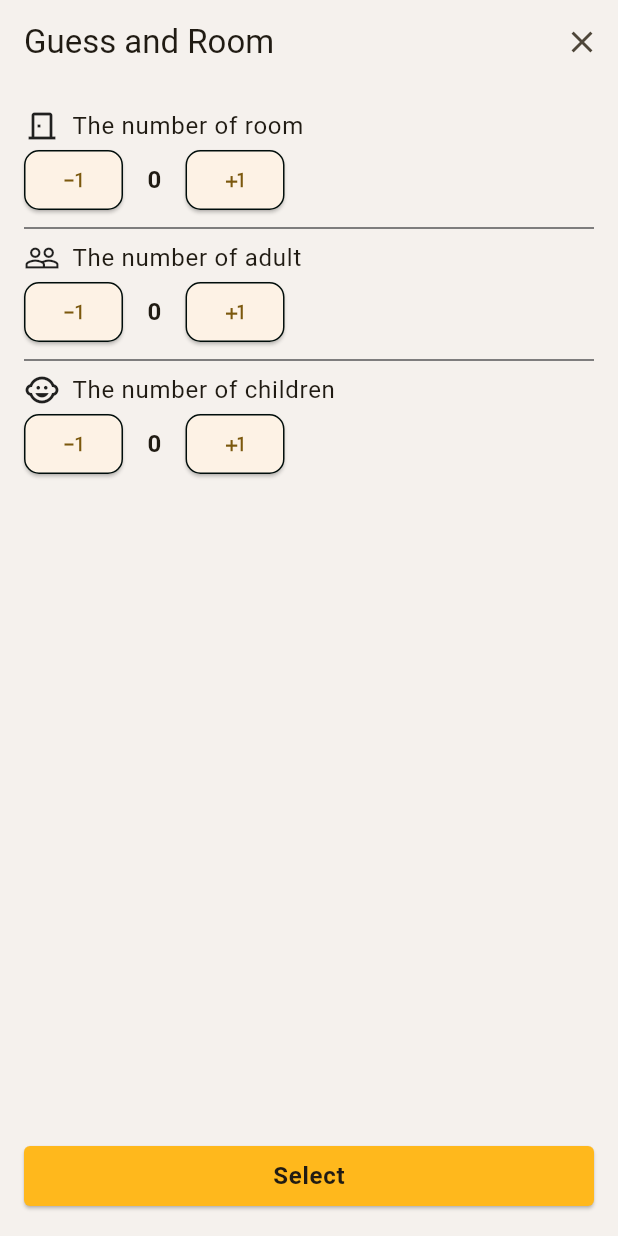
After one commit to tghhyda/n100_hotel_booking, a Flutter app: the SearchRoomDetail screen opened directly, on a phone screen of 412 x 824 dp. The commit adds this screen. Run offline on Flutter 3.47's test engine with Material 2 defaults, Android fonts, the phone set to English and light mode, and no system bars; our stand-ins replace cloud_firestore, dropdown_button2, firebase_auth, firebase_core, firebase_storage, get and 3 more; accounts and stored records are empty.

Commit message:
search room

```diff
--- a/lib/components/button/app_filled_button_widget.dart
+++ b/lib/components/button/app_filled_button_widget.dart
@@ -104,7 +104,6 @@ class AppFilledButtonWidget extends AppButtonBaseBuilder {
                   padding: EdgeInsets.all(buttonPadding), child: _prefixIcon),
             ),
           )
-        //TODO : improve circle button
         : Container(
             decoration: BoxDecoration(
                 shape: BoxShape.circle,
--- a/lib/components/textFormField/app_text_form_field_base_builder.dart
+++ b/lib/components/textFormField/app_text_form_field_base_builder.dart
@@ -1,5 +1,6 @@
 import 'package:flutter/material.dart';
 import 'package:get/get.dart';
+import 'package:n100_hotel_booking/config/app_theme.dart';
 
 part 'app_text_form_field_widget.dart';
 
--- a/lib/components/textFormField/app_text_form_field_widget.dart
+++ b/lib/components/textFormField/app_text_form_field_widget.dart
@@ -28,7 +28,7 @@ class AppTextFormFieldWidget extends AppTextFormFieldBaseBuilder {
           top: 8.0,
         ),
         focusedBorder: OutlineInputBorder(
-          borderSide: const BorderSide(color: Colors.white),
+          borderSide: const BorderSide(color: Colors.black),
           borderRadius: BorderRadius.circular(8),
         ),
         enabledBorder: UnderlineInputBorder(
--- a/lib/main.dart
+++ b/lib/main.dart
@@ -15,19 +15,23 @@ Future main() async {
 
 class MyApp extends StatelessWidget {
   const MyApp({super.key});
+
   // This widget is the root of your application.
   @override
   Widget build(BuildContext context) {
     SystemChrome.setSystemUIOverlayStyle(
       const SystemUiOverlayStyle(
+        // statusBarColor: Colors.transparent,
         statusBarColor: AppColorsExt.backgroundColor,
         statusBarIconBrightness: Brightness.dark,
       ),
     );
     return GetMaterialApp(
+      debugShowCheckedModeBanner: false,
       title: 'Flutter Demo',
       theme: ThemeData(
-        colorScheme: ColorScheme.fromSeed(seedColor: Colors.deepPurple),
+        colorScheme:
+            ColorScheme.fromSeed(seedColor: AppColors.of.yellowColor[5]!),
         useMaterial3: true,
       ),
       home: LoginPage(),
--- /dev/null
+++ b/lib/pages/userPages/components/pick_number_widget.dart
@@ -0,0 +1,77 @@
+import 'package:flutter/material.dart';
+import 'package:get/get.dart';
+import 'package:n100_hotel_booking/components/button/app_button_base_builder.dart';
+import 'package:n100_hotel_booking/components/text/app_text_base_builder.dart';
+import 'package:n100_hotel_booking/config/app_theme.dart';
+
+class PickNumberWidget extends StatelessWidget {
+  const PickNumberWidget(
+      {super.key,
+      required this.prefixIcon,
+      required this.title,
+      required this.theNumberOfX});
+
+  final Icon? prefixIcon;
+  final String? title;
+  final RxInt theNumberOfX;
+
+  @override
+  Widget build(BuildContext context) {
+    return Wrap(
+      children: [
+        prefixIcon ?? const Icon(Icons.people),
+        const SizedBox(
+          width: 8,
+        ),
+        AppTextBody1Widget().setText(title ?? "Nothing").build(context),
+        const SizedBox(
+          width: 16,
+        ),
+        Row(
+          children: [
+            ElevatedButton(
+                style: ElevatedButton.styleFrom(
+                  shape: RoundedRectangleBorder(
+                    borderRadius: BorderRadius.circular(10),
+                    side: BorderSide(
+                        width: 1,
+                        color: AppColors.of.grayColor[10] ??
+                            Colors.black), // Thay đổi border radius ở đây
+                  ),
+                ),
+                onPressed: () {
+                  theNumberOfX.value -= 1;
+                  if (theNumberOfX.value < 0) {
+                    theNumberOfX.value = 0;
+                  }
+                  print(theNumberOfX.value);
+                },
+                child: const Icon(Icons.exposure_minus_1)),
+            Obx(() => Padding(
+                  padding: const EdgeInsets.symmetric(horizontal: 16),
+                  child: AppTextBody1Widget()
+                      .setTextStyle(AppTextStyleExt.of.textBody1s)
+                      .setText(theNumberOfX.value.toString())
+                      .build(context),
+                )),
+            ElevatedButton(
+                style: ElevatedButton.styleFrom(
+                  shape: RoundedRectangleBorder(
+                    borderRadius: BorderRadius.circular(10),
+                    side: BorderSide(
+                        width: 1,
+                        color: AppColors.of.grayColor[10] ??
+                            Colors.black), // Thay đổi border radius ở đây
+                  ),
+                ),
+                onPressed: () {
+                  theNumberOfX.value += 1;
+                  print(theNumberOfX.value);
+                },
+                child: const Icon(Icons.plus_one)),
+          ],
+        )
+      ],
+    );
+  }
+}
--- /dev/null
+++ b/lib/pages/userPages/screens/views/search_room_detail.dart
@@ -0,0 +1,88 @@
+import 'package:flutter/material.dart';
+import 'package:get/get.dart';
+import 'package:n100_hotel_booking/components/text/app_text_base_builder.dart';
+import 'package:n100_hotel_booking/config/app_theme.dart';
+import 'package:n100_hotel_booking/constants/app_colors_ext.dart';
+import 'package:n100_hotel_booking/pages/userPages/components/pick_number_widget.dart';
+import 'package:n100_hotel_booking/pages/userPages/user_controller.dart';
+
+class SearchRoomDetail extends GetView<UserController> {
+  SearchRoomDetail({super.key});
+
+  @override
+  final controller = Get.put(UserController());
+
+  @override
+  Widget build(BuildContext context) {
+    return Scaffold(
+      backgroundColor: AppColorsExt.backgroundColor,
+      appBar: AppBar(
+        backgroundColor: Colors.transparent,
+        automaticallyImplyLeading: false,
+        title: const Text("Guess and Room"),
+        actions: [
+          IconButton(
+              onPressed: () {
+                Get.back();
+              },
+              icon: const Icon(Icons.close))
+        ],
+      ),
+      body: Padding(
+        padding: const EdgeInsets.all(16),
+        child: Column(
+          children: [
+            PickNumberWidget(
+                prefixIcon: const Icon(Icons.door_back_door_outlined),
+                theNumberOfX: controller.theNumberOfRooms ?? 0.obs,
+                title: "The number of room"),
+            Divider(
+              thickness: 1,
+              color: AppColors.of.grayColor[7],
+            ),
+            PickNumberWidget(
+                prefixIcon: const Icon(Icons.people_outline),
+                theNumberOfX: controller.theNumberOfAdult ?? 0.obs,
+                title: "The number of adult"),
+            Divider(
+              thickness: 1,
+              color: AppColors.of.grayColor[7],
+            ),
+            PickNumberWidget(
+                prefixIcon: const Icon(Icons.child_care),
+                theNumberOfX: controller.theNumberOfChildren ?? 0.obs,
+                title: "The number of children"),
+            const Spacer(),
+            Align(
+              alignment: Alignment.bottomCenter,
+              child: SizedBox(
+                width: double.infinity,
+                child: ElevatedButton(
+                  style: ElevatedButton.styleFrom(
+                    primary: AppColors.of.yellowColor[5],
+                    shape: RoundedRectangleBorder(
+                      borderRadius: BorderRadius.circular(4),
+                    ),
+                  ),
+                  onPressed: () {
+                    Get.back(result: {
+                      'theNumberOfAdult':
+                          controller.theNumberOfAdult?.value ?? 0,
+                      'room': controller.theNumberOfRooms?.value ?? 0,
+                      'children': controller.theNumberOfChildren?.value ?? 0,
+                    });
+                    print('${controller.theNumberOfAdult?.value}');
+                  },
+                  child: AppTextBody1Widget()
+                      .setTextStyle(AppTextStyleExt.of.textBody1s)
+                      .setText("Select")
+                      .build(context),
+                ),
+              ),
+            )
+          ],
+        ),
+      ),
+    );
+  }
+}
--- a/lib/pages/userPages/user_controller.dart
+++ b/lib/pages/userPages/user_controller.dart
@@ -1,6 +1,18 @@
 import 'package:flutter/material.dart';
 import 'package:get/get.dart';
 
-class UserController extends GetxController{
+class UserController extends GetxController {
+  final Rx<DateTimeRange> selectedDates =
+      DateTimeRange(start: DateTime.now(), end: DateTime.now()).obs;
+  final TextEditingController selectedDatesController = TextEditingController();
+  final TextEditingController roomBookingController = TextEditingController();
+  RxInt? theNumberOfRooms = 0.obs;
+  RxInt? theNumberOfAdult = 0.obs;
+  RxInt? theNumberOfChildren = 0.obs;
 
+  @override
+  void onInit() {
+    super.onInit();
+
+  }
 }
--- a/lib/pages/userPages/user_home.dart
+++ b/lib/pages/userPages/user_home.dart
@@ -1,5 +1,6 @@
 import 'package:flutter/material.dart';
 import 'package:get/get.dart';
+import 'package:n100_hotel_booking/constants/app_colors_ext.dart';
 import 'package:n100_hotel_booking/pages/userPages/screens/user_home_page.dart';
 import 'package:n100_hotel_booking/pages/userPages/screens/user_setting.dart';
 import 'package:n100_hotel_booking/pages/userPages/user_controller.dart';
@@ -17,8 +18,10 @@ class UserHome extends GetView<UserController> {
   @override
   Widget build(BuildContext context) {
     return Scaffold(
+        backgroundColor: AppColorsExt.backgroundColor,
         appBar: AppBar(
           title: const Text('User'),
+          backgroundColor: Colors.transparent,
         ),
         body: _pages[_currentPageIndex.value],
         bottomNavigationBar: Obx(
--- a/pubspec.yaml
+++ b/pubspec.yaml
@@ -52,6 +52,7 @@ dependencies:
   shared_preferences: ^2.2.0
   google_sign_in: ^6.1.4
   google_sign_in_android: ^6.1.18
+  flutter_date_range_picker: ^0.0.14
 
 dev_dependencies:
   flutter_test:
```
Also changed, not shown: lib/components/button/app_outlined_button_widget.dart (+8 -4 lines), lib/components/dateTimePicker/app_date_range_picker_widget.dart (added, +48 -0 lines), lib/components/dateTimePicker/app_date_time_picker_base_builder.dart (added, +21 -0 lines), lib/pages/userPages/screens/user_home_page.dart (+60 -3 lines), pubspec.lock.
